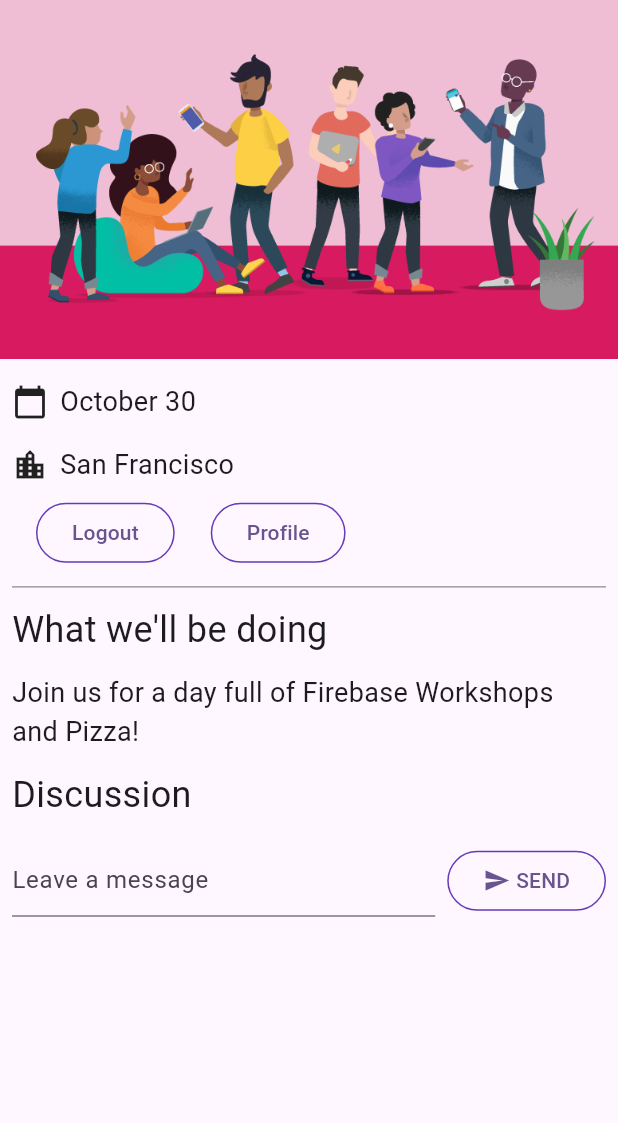
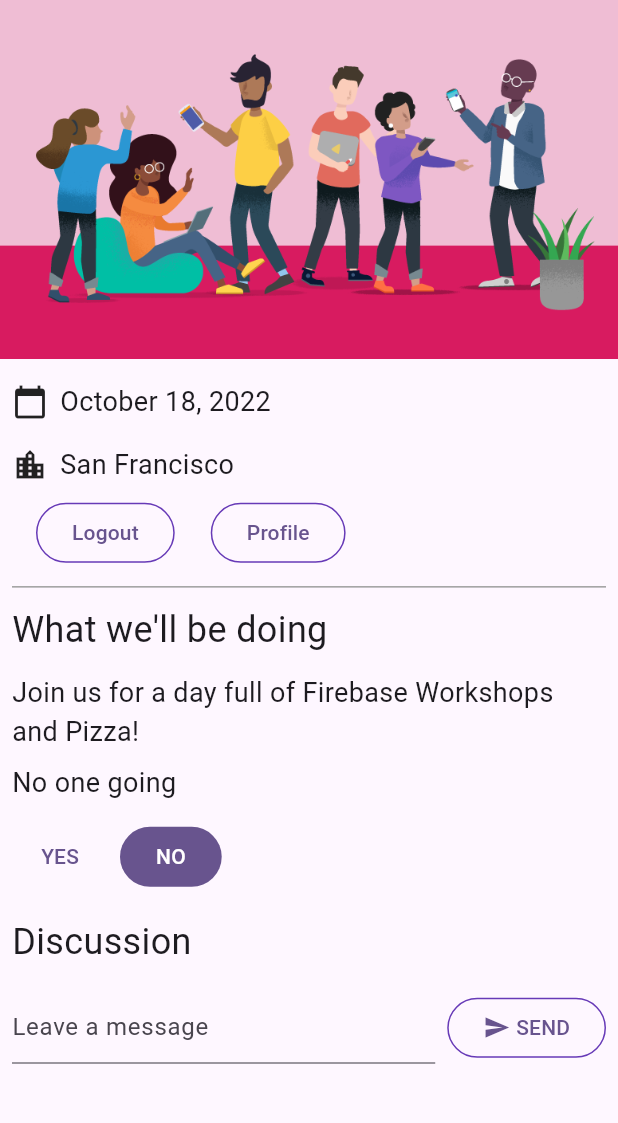
Before and after one commit to MayCruz03/Tarea-7-Firebase_MaylinCruz, a Flutter app: the screen it shows once a user with an empty profile is signed in, on a phone screen of 412 x 824 dp, the part 84-1207 px from its top. Run offline on Flutter 3.47's test engine with Material 3 defaults, Android fonts, the phone set to English and light mode, and no system bars; our stand-ins replace cloud_firestore, firebase_auth, firebase_core, go_router, google_fonts; missing offline and left inert: firebase_ui_auth; accounts and stored records are empty.

Commit message:
Cambios para poner en práctica

```diff
--- a/tarea7_codelabs/lib/app_state.dart
+++ b/tarea7_codelabs/lib/app_state.dart
@@ -10,17 +10,68 @@
 import 'firebase_options.dart';
 import 'guest_book_message.dart';
 
+enum Attending { yes, no, unknown }
+
 class ApplicationState extends ChangeNotifier {
   ApplicationState() {
     init();
   }
 
   bool _loggedIn = false;
+
   bool get loggedIn => _loggedIn;
+
+  bool _emailVerified = false;
+
+  bool get emailVerified => _emailVerified;
 
   StreamSubscription<QuerySnapshot>? _guestBookSubscription;
   List<GuestBookMessage> _guestBookMessages = [];
+
   List<GuestBookMessage> get guestBookMessages => _guestBookMessages;
+
+  int _attendees = 0;
+
+  int get attendees => _attendees;
+
+  static Map<String, dynamic> defaultValues = <String, dynamic>{
+    'event_date': 'October 18, 2022',
+    'enable_free_swag': false,
+    'call_to_action': 'Join us for a day full of Firebase Workshops and Pizza!',
+  };
+
+  // ignoring lints on these fields since we are modifying them in a different
+  // part of the codelab
+  // ignore: prefer_final_fields
+  bool _enableFreeSwag = defaultValues['enable_free_swag'] as bool;
+
+  bool get enableFreeSwag => _enableFreeSwag;
+
+  // ignore: prefer_final_fields
+  String _eventDate = defaultValues['event_date'] as String;
+
+  String get eventDate => _eventDate;
+
+  // ignore: prefer_final_fields
+  String _callToAction = defaultValues['call_to_action'] as String;
+
+  String get callToAction => _callToAction;
+
+  Attending _attending = Attending.unknown;
+  StreamSubscription<DocumentSnapshot>? _attendingSubscription;
+
+  Attending get attending => _attending;
+
+  set attending(Attending attending) {
+    final userDoc = FirebaseFirestore.instance
+        .collection('attendees')
+        .doc(FirebaseAuth.instance.currentUser!.uid);
+    if (attending == Attending.yes) {
+      userDoc.set(<String, dynamic>{'attending': true});
+    } else {
+      userDoc.set(<String, dynamic>{'attending': false});
+    }
+  }
 
   Future<void> init() async {
     await Firebase.initializeApp(
@@ -30,9 +81,19 @@
       EmailAuthProvider(),
     ]);
 
+    FirebaseFirestore.instance
+        .collection('attendees')
+        .where('attending', isEqualTo: true)
+        .snapshots()
+        .listen((snapshot) {
+      _attendees = snapshot.docs.length;
+      notifyListeners();
+    });
+
     FirebaseAuth.instance.userChanges().listen((user) {
       if (user != null) {
         _loggedIn = true;
+        _emailVerified = user.emailVerified;
         _guestBookSubscription = FirebaseFirestore.instance
             .collection('guestbook')
             .orderBy('timestamp', descending: true)
@@ -49,13 +110,41 @@
           }
           notifyListeners();
         });
+        _attendingSubscription = FirebaseFirestore.instance
+            .collection('attendees')
+            .doc(user.uid)
+            .snapshots()
+            .listen((snapshot) {
+          if (snapshot.data() != null) {
+            if (snapshot.data()!['attending'] as bool) {
+              _attending = Attending.yes;
+            } else {
+              _attending = Attending.no;
+            }
+          } else {
+            _attending = Attending.unknown;
+          }
+          notifyListeners();
+        });
       } else {
         _loggedIn = false;
+        _emailVerified = false;
         _guestBookMessages = [];
         _guestBookSubscription?.cancel();
+        _attendingSubscription?.cancel();
       }
       notifyListeners();
     });
+  }
+
+  Future<void> refreshLoggedInUser() async {
+    final currentUser = FirebaseAuth.instance.currentUser;
+
+    if (currentUser == null) {
+      return;
+    }
+
+    await currentUser.reload();
   }
 
   Future<DocumentReference> addMessageToGuestBook(String message) {
--- a/tarea7_codelabs/lib/home_page.dart
+++ b/tarea7_codelabs/lib/home_page.dart
@@ -7,6 +7,7 @@
 import 'guest_book.dart';
 import 'src/authentication.dart';
 import 'src/widgets.dart';
+import 'yes_no_selection.dart';
 
 class HomePage extends StatelessWidget {
   const HomePage({super.key});
@@ -21,14 +22,19 @@
         children: <Widget>[
           Image.asset('assets/codelab.png'),
           const SizedBox(height: 8),
-          const IconAndDetail(Icons.calendar_today, 'October 30'),
+          Consumer<ApplicationState>(
+            builder: (context, appState, _) =>
+                IconAndDetail(Icons.calendar_today, appState.eventDate),
+          ),
           const IconAndDetail(Icons.location_city, 'San Francisco'),
           Consumer<ApplicationState>(
             builder: (context, appState, _) => AuthFunc(
-                loggedIn: appState.loggedIn,
-                signOut: () {
-                  FirebaseAuth.instance.signOut();
-                }),
+              loggedIn: appState.loggedIn,
+              signOut: () {
+                FirebaseAuth.instance.signOut();
+              },
+              enableFreeSwag: appState.enableFreeSwag,
+            ),
           ),
           const Divider(
             height: 8,
@@ -38,14 +44,25 @@
             color: Colors.grey,
           ),
           const Header("What we'll be doing"),
-          const Paragraph(
-            'Join us for a day full of Firebase Workshops and Pizza!',
+          Consumer<ApplicationState>(
+            builder: (context, appState, _) => Paragraph(
+              appState.callToAction,
+            ),
           ),
           Consumer<ApplicationState>(
             builder: (context, appState, _) => Column(
               crossAxisAlignment: CrossAxisAlignment.start,
               children: [
+                switch (appState.attendees) {
+                  1 => const Paragraph('1 person going'),
+                  >= 2 => Paragraph('${appState.attendees} people going'),
+                  _ => const Paragraph('No one going'),
+                },
                 if (appState.loggedIn) ...[
+                  YesNoSelection(
+                    state: appState.attending,
+                    onSelection: (attending) => appState.attending = attending,
+                  ),
                   const Header('Discussion'),
                   GuestBook(
                     addMessage: (message) =>
--- a/tarea7_codelabs/lib/src/authentication.dart
+++ b/tarea7_codelabs/lib/src/authentication.dart
@@ -8,6 +8,7 @@
     super.key,
     required this.loggedIn,
     required this.signOut,
+    required bool enableFreeSwag,
   });
 
   final bool loggedIn;
--- /dev/null
+++ b/tarea7_codelabs/lib/yes_no_selection.dart
@@ -0,0 +1,72 @@
+import 'package:flutter/material.dart';
+
+import 'app_state.dart';
+import 'src/widgets.dart';
+
+class YesNoSelection extends StatelessWidget {
+  const YesNoSelection({
+    super.key,
+    required this.state,
+    required this.onSelection,
+  });
+
+  final Attending state;
+  final void Function(Attending selection) onSelection;
+
+  @override
+  Widget build(BuildContext context) {
+    switch (state) {
+      case Attending.yes:
+        return Padding(
+          padding: const EdgeInsets.all(8.0),
+          child: Row(
+            children: [
+              FilledButton(
+                onPressed: () => onSelection(Attending.yes),
+                child: const Text('YES'),
+              ),
+              const SizedBox(width: 8),
+              TextButton(
+                onPressed: () => onSelection(Attending.no),
+                child: const Text('NO'),
+              ),
+            ],
+          ),
+        );
+      case Attending.no:
+        return Padding(
+          padding: const EdgeInsets.all(8.0),
+          child: Row(
+            children: [
+              TextButton(
+                onPressed: () => onSelection(Attending.yes),
+                child: const Text('YES'),
+              ),
+              const SizedBox(width: 8),
+              FilledButton(
+                onPressed: () => onSelection(Attending.no),
+                child: const Text('NO'),
+              ),
+            ],
+          ),
+        );
+      default:
+        return Padding(
+          padding: const EdgeInsets.all(8.0),
+          child: Row(
+            children: [
+              StyledButton(
+                onPressed: () => onSelection(Attending.yes),
+                child: const Text('YES'),
+              ),
+              const SizedBox(width: 8),
+              StyledButton(
+                onPressed: () => onSelection(Attending.no),
+                child: const Text('NO'),
+              ),
+            ],
+          ),
+        );
+    }
+  }
+}
```
Also changed, not shown: tarea7_codelabs/lib/main.dart (+22 -7 lines).
